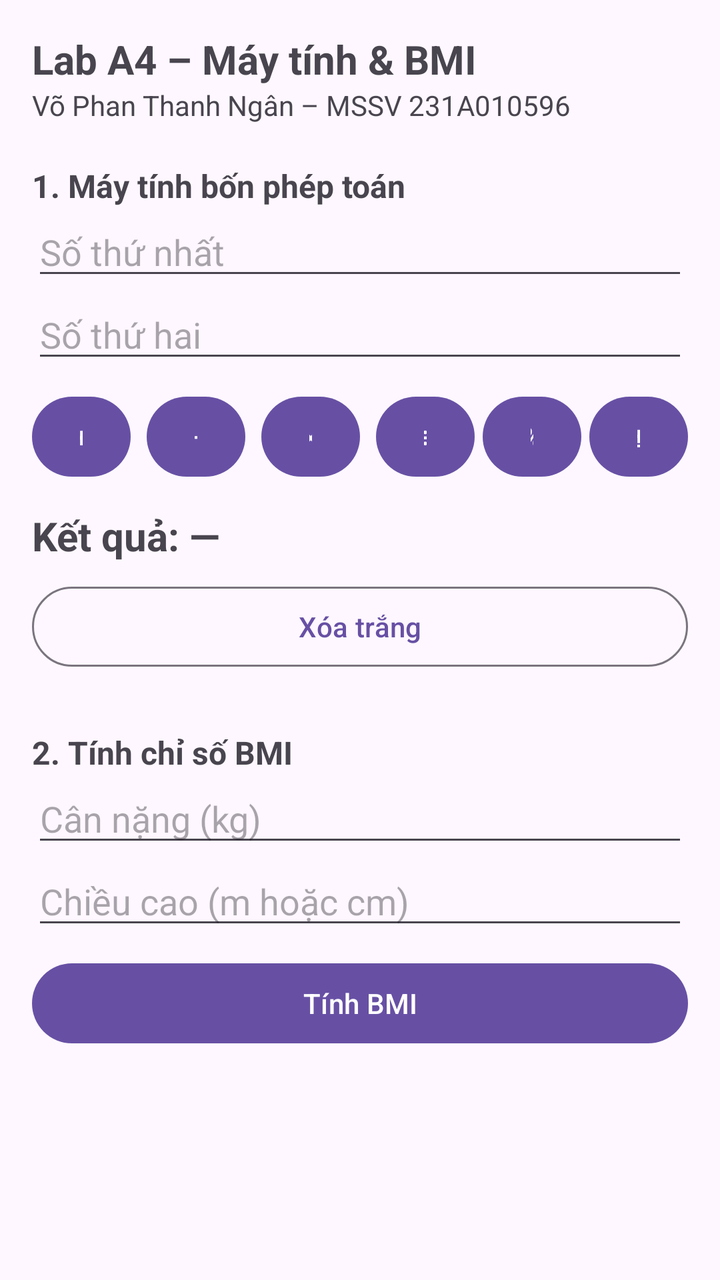
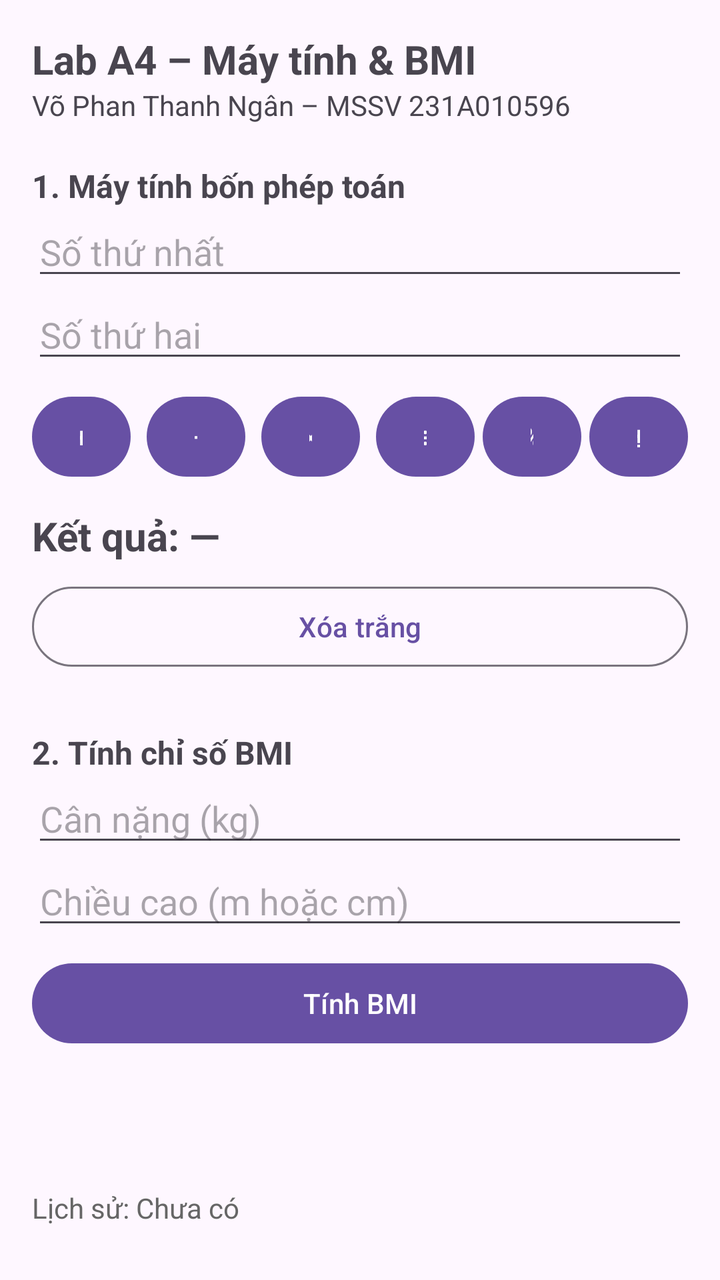

Before-and-after screenshots of an Android layout around one commit, followed by the original layout XML and the change that was made.
<!-- AndroidManifest.xml: application theme Theme.A4_231A010596 -->
<!-- res/layout/activity_main.xml -->
<?xml version="1.0" encoding="utf-8"?>
<ScrollView xmlns:android="http://schemas.android.com/apk/res/android"
    android:id="@+id/main"
    android:layout_width="match_parent"
    android:layout_height="match_parent">

    <LinearLayout
        android:layout_width="match_parent"
        android:layout_height="wrap_content"
        android:orientation="vertical"
        android:padding="16dp">

        <TextView
            android:layout_width="wrap_content"
            android:layout_height="wrap_content"
            android:text="@string/title"
            android:textSize="20sp"
            android:textStyle="bold" />

        <TextView
            android:layout_width="wrap_content"
            android:layout_height="wrap_content"
            android:text="@string/student"
            android:textSize="14sp" />

        
        <TextView
            android:layout_width="wrap_content"
            android:layout_height="wrap_content"
            android:layout_marginTop="20dp"
            android:text="@string/section_calc"
            android:textSize="16sp"
            android:textStyle="bold" />

        <EditText
            android:id="@+id/edtSoA"
            android:layout_width="match_parent"
            android:layout_height="wrap_content"
            android:hint="@string/hint_a"
            android:importantForAutofill="no"
             />

        <EditText
            android:id="@+id/edtSoB"
            android:layout_width="match_parent"
            android:layout_height="wrap_content"
            android:hint="@string/hint_b"
            android:importantForAutofill="no"
             />

        <LinearLayout
            android:layout_width="match_parent"
            android:layout_height="wrap_content"
            android:layout_marginTop="8dp"
            android:orientation="horizontal">

            <Button
                android:id="@+id/btnCong"
                android:layout_width="0dp"
                android:layout_height="wrap_content"
                android:layout_weight="1"
                android:text="@string/op_add" />

            <Button
                android:id="@+id/btnTru"
                android:layout_width="0dp"
                android:layout_height="wrap_content"
                android:layout_marginStart="8dp"
                android:layout_weight="1"
                android:text="@string/op_sub" />

            <Button
                android:id="@+id/btnNhan"
                android:layout_width="0dp"
                android:layout_height="wrap_content"
                android:layout_marginStart="8dp"
                android:layout_weight="1"
                android:text="@string/op_mul" />

            <Button
                android:id="@+id/btnChia"
                android:layout_width="0dp"
                android:layout_height="wrap_content"
                android:layout_marginStart="8dp"
                android:layout_weight="1"
                android:text="@string/op_div" />
            <Button
                android:id="@+id/btnPhanTram"
                android:layout_width="0dp"
                android:layout_height="wrap_content"
                android:layout_marginStart="4dp"
                android:layout_weight="1"
                android:text="@string/op_percent" />

            <Button
                android:id="@+id/btnDaoDau"
                android:layout_width="0dp"
                android:layout_height="wrap_content"
                android:layout_marginStart="4dp"
                android:layout_weight="1"
                android:text="@string/op_negate" />
        </LinearLayout>

        <TextView
            android:id="@+id/tvKetQua"
            android:layout_width="match_parent"
            android:layout_height="wrap_content"
            android:layout_marginTop="12dp"
            android:text="@string/result_placeholder"
            android:textSize="20sp"
            android:textStyle="bold" />

        <Button
            android:id="@+id/btnXoa"
            style="?attr/materialButtonOutlinedStyle"
            android:layout_width="match_parent"
            android:layout_height="wrap_content"
            android:layout_marginTop="8dp"
            android:text="@string/clear" />

        
        <TextView
            android:layout_width="wrap_content"
            android:layout_height="wrap_content"
            android:layout_marginTop="28dp"
            android:text="@string/section_bmi"
            android:textSize="16sp"
            android:textStyle="bold" />

        <EditText
            android:id="@+id/edtCanNang"
            android:layout_width="match_parent"
            android:layout_height="wrap_content"
            android:hint="@string/hint_weight"
            android:importantForAutofill="no"
            android:inputType="numberDecimal" />

        <EditText
            android:id="@+id/edtChieuCao"
            android:layout_width="match_parent"
            android:layout_height="wrap_content"
            android:hint="@string/hint_height"
            android:importantForAutofill="no"
            android:inputType="numberDecimal" />

        <Button
            android:id="@+id/btnTinhBmi"
            android:layout_width="match_parent"
            android:layout_height="wrap_content"
            android:layout_marginTop="8dp"
            android:text="@string/calc_bmi" />

        <TextView
            android:id="@+id/tvBmi"
            android:layout_width="match_parent"
            android:layout_height="wrap_content"
            android:layout_marginTop="12dp"
            android:textSize="20sp"
            android:textStyle="bold" />

        <TextView
            android:id="@+id/tvPhanLoai"
            android:layout_width="match_parent"
            android:layout_height="wrap_content"
            android:textSize="16sp" />
    </LinearLayout>
</ScrollView>
<!-- resources referenced by this layout -->
<resources>
  <string name="calc_bmi">Tính BMI</string>
  <string name="clear">Xóa trắng</string>
  <string name="hint_a">Số thứ nhất</string>
  <string name="hint_b">Số thứ hai</string>
  <string name="hint_height">Chiều cao (m hoặc cm)</string>
  <string name="hint_weight">Cân nặng (kg)</string>
  <string name="op_add">+</string>
  <string name="op_div">÷</string>
  <string name="op_mul">×</string>
  <string name="op_negate">±</string>
  <string name="op_percent">%</string>
  <string name="op_sub">−</string>
  <string name="result_placeholder">Kết quả: —</string>
  <string name="section_bmi">2. Tính chỉ số BMI</string>
  <string name="section_calc">1. Máy tính bốn phép toán</string>
  <string name="student">Võ Phan Thanh Ngân – MSSV 231A010596</string>
  <string name="title">Lab A4 – Máy tính &amp; BMI</string>
  <style name="Theme.A4_231A010596" parent="Base.Theme.A4_231A010596" />
  <style name="Base.Theme.A4_231A010596" parent="Theme.Material3.DayNight.NoActionBar">
          
          
      </style>
</resources>

<!-- the commit's change to res/layout/activity_main.xml (unified diff, before → after) -->
@@ -163,5 +163,13 @@
             android:layout_width="match_parent"
             android:layout_height="wrap_content"
             android:textSize="16sp" />
+        <TextView
+            android:id="@+id/tvLichSu"
+            android:layout_width="match_parent"
+            android:layout_height="wrap_content"
+            android:layout_marginTop="8dp"
+            android:text="Lịch sử: Chưa có"
+            android:textSize="14sp"
+            android:textColor="#666666" />
     </LinearLayout>
 </ScrollView>
